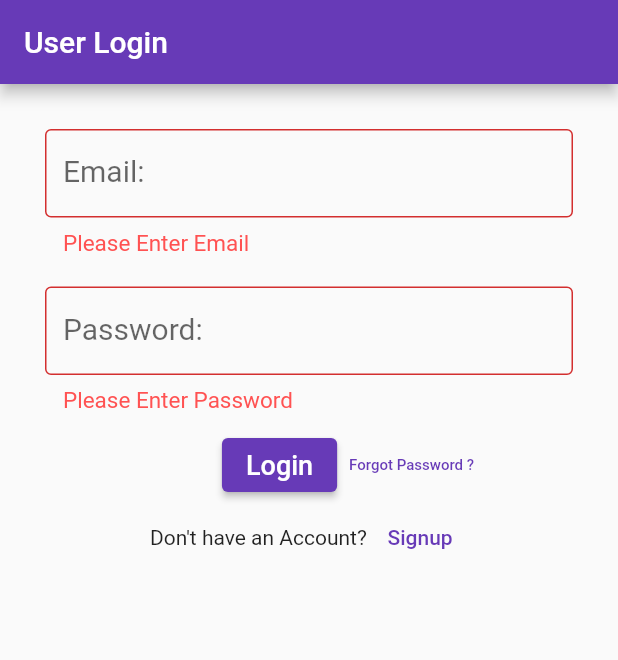
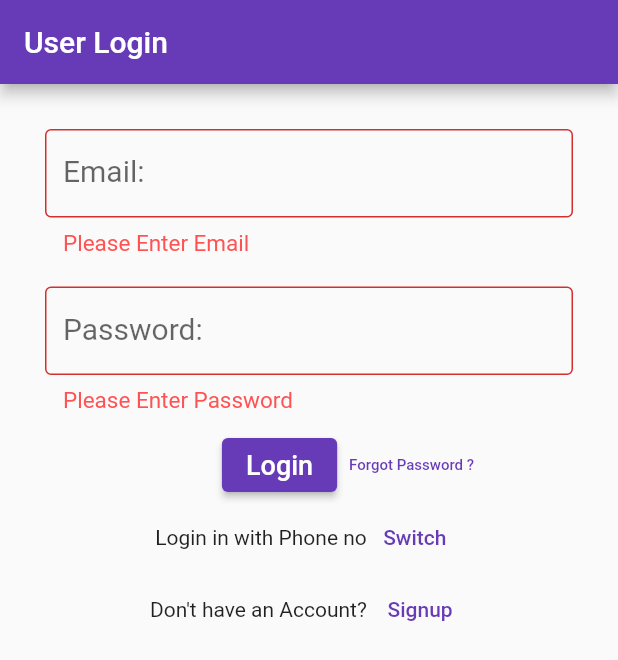
Before and after one commit to daynial132/flutter_fb_auth, a Flutter app: the screen it shows after launch, after a tap on "Login", on a phone screen of 412 x 824 dp. Shown: the top 660 px of the screen. Run offline on Flutter 3.47's test engine with Material 2 defaults, Android fonts, the phone set to English and light mode, and no system bars; our stand-ins replace firebase_auth, firebase_core; accounts and stored records are empty.

Commit message:
mobile login is completed with OTP generation.

```diff
--- a/lib/pages/login.dart
+++ b/lib/pages/login.dart
@@ -1,6 +1,7 @@
 import 'package:firebase_auth/firebase_auth.dart';
 import 'package:flutter/material.dart';
 import 'package:flutter_fb_auth/pages/forgetpassword.dart';
+import 'package:flutter_fb_auth/pages/mobileverification.dart';
 import 'package:flutter_fb_auth/pages/signup.dart';
 import 'package:flutter_fb_auth/pages/user/UserMain.dart';
 
@@ -124,6 +125,28 @@ class _LoginState extends State<Login> {
                 ),
               ),
               Container(
+                  child: Row(
+                      mainAxisAlignment: MainAxisAlignment.center,
+                      children: [
+                    SizedBox(
+                      height: 20,
+                    ),
+                    Text('Login in with Phone no'),
+                    TextButton(
+                      onPressed: () => {
+                        Navigator.pushAndRemoveUntil(
+                            context,
+                            PageRouteBuilder(
+                              pageBuilder: (context, a, b) =>
+                                  MobileVerification(),
+                              transitionDuration: Duration(seconds: 0),
+                            ),
+                            (route) => false)
+                      },
+                      child: Text('Switch'),
+                    ),
+                  ])),
+              Container(
                 child: Row(
                   mainAxisAlignment: MainAxisAlignment.center,
                   children: [
@@ -161,6 +184,7 @@ class _LoginState extends State<Login> {
       ),
     );
   }
+
   userLogin() async {
     try {
       await FirebaseAuth.instance
@@ -196,4 +220,5 @@ class _LoginState extends State<Login> {
         );
       }
     }
-  }}
+  }
+}
```
Also changed, not shown: lib/pages/mobileverification.dart (+55 -4 lines), lib/pages/user/UserMain.dart (+4 -4 lines), lib/pages/user/profile.dart (+8 -1 lines).
